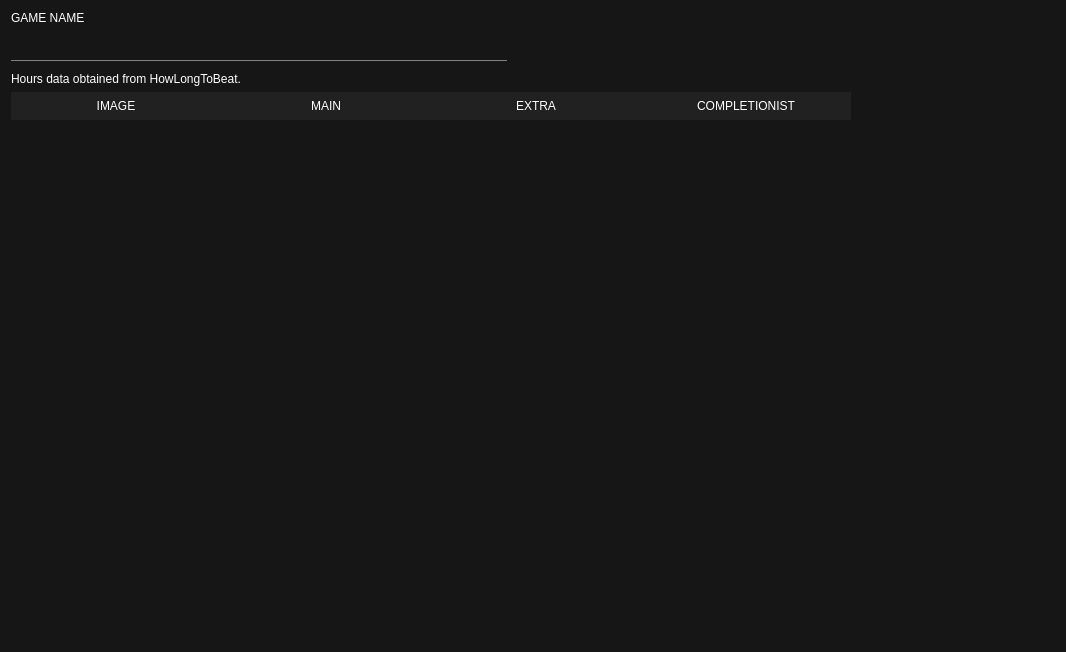
Above: howlongtobeat.ui from illud/crono before the change. Below: the same form after it.
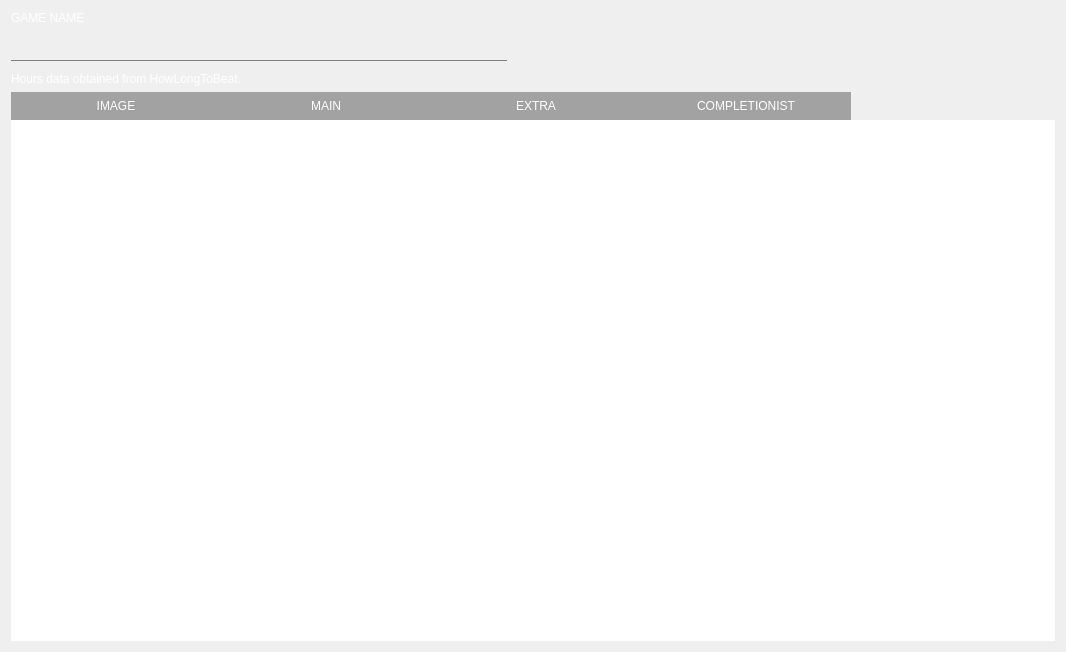
That is the form after the change. Icons and pictures are not drawn.

The edit to the form file:
```diff
--- a/howlongtobeat.ui
+++ b/howlongtobeat.ui
@@ -14,7 +14,7 @@
    <string>Form</string>
   </property>
   <property name="styleSheet">
-   <string notr="true">background-color: rgb(22, 22, 22);</string>
+   <string notr="true">	/*background-color: rgb(22, 22, 22);*/</string>
   </property>
   <layout class="QGridLayout" name="gridLayout">
    <item row="2" column="0">
@@ -157,7 +157,7 @@
        </property>
        <property name="styleSheet">
         <string notr="true">QTableWidget {
-	background-color: rgb(22, 22, 22);
+	/*background-color: rgb(22, 22, 22);*/
     border: none;
     color: #ffffff;
 }
@@ -166,7 +166,7 @@
 
 QHeaderView::section {
 	border-radius: 0px;
-	background-color: rgb(33, 33, 33);
+background-color: rgba(44, 44, 44, 100);
 	color: #ffffff;
     border: none;
     height: 28px;
```
